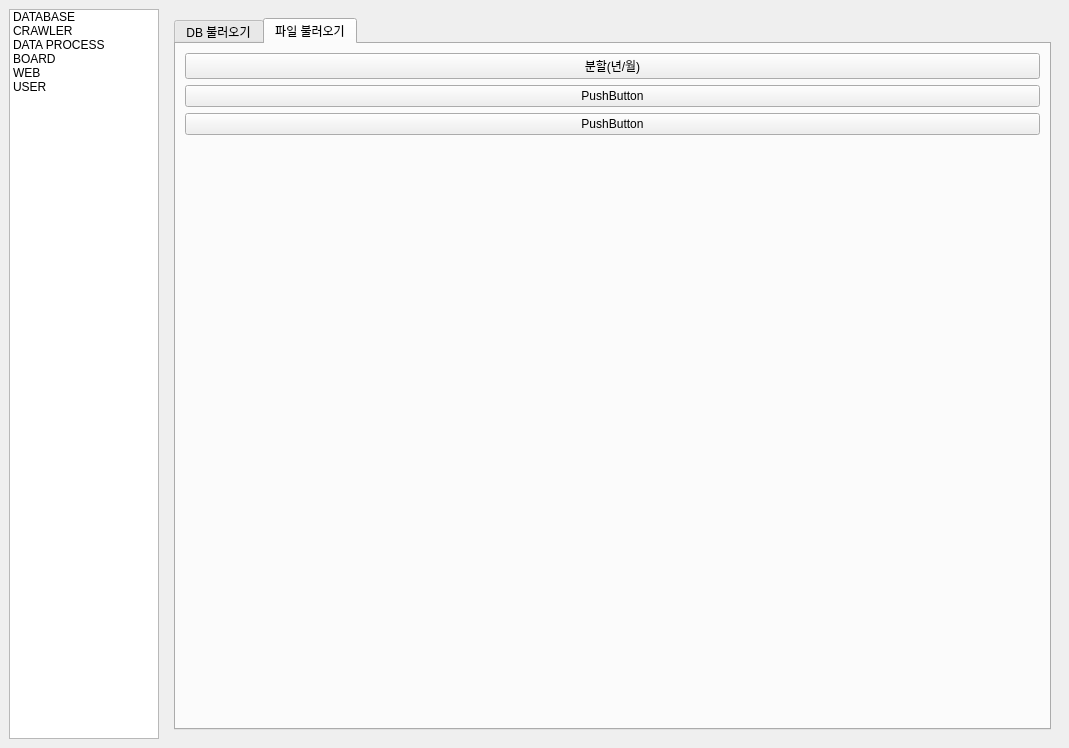
Before: the Qt Designer form MANAGER/BIGMACLAB_MANAGER_GUI.ui in yojun313/knpu, drawn with Qt 5.
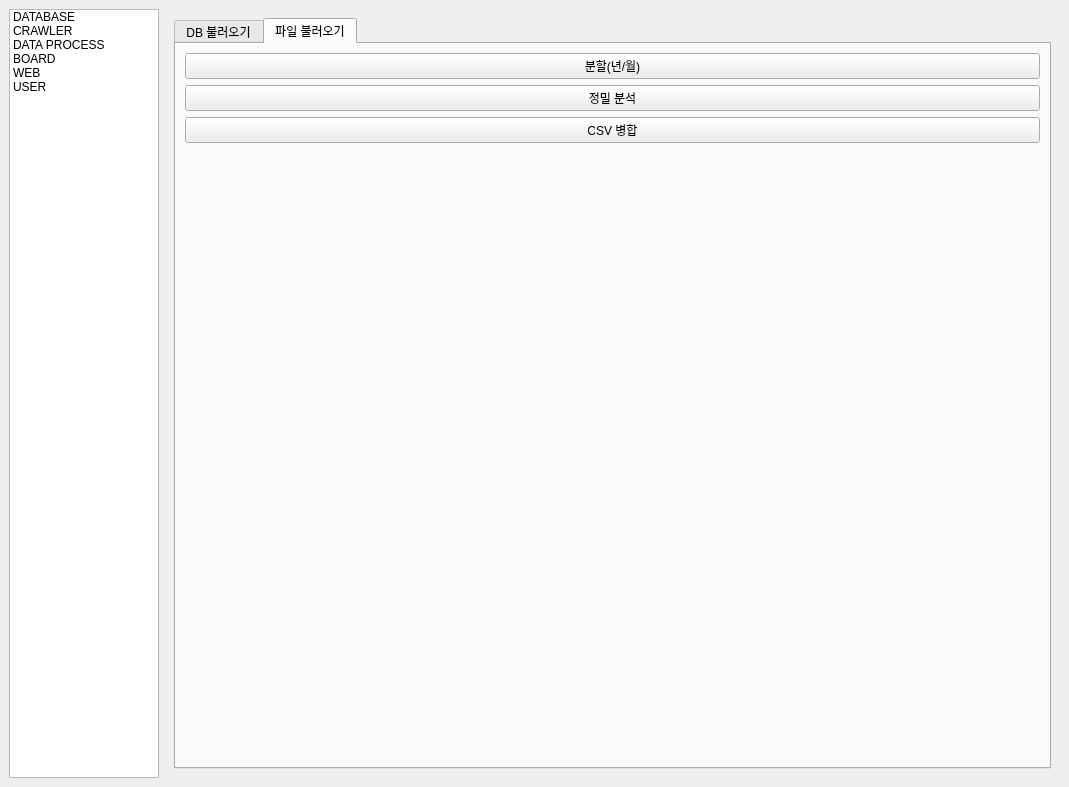
After: the same form once the commit is applied. The open tabs and pages were chosen to show the change.

```diff
--- a/MANAGER/BIGMACLAB_MANAGER_GUI.ui
+++ b/MANAGER/BIGMACLAB_MANAGER_GUI.ui
@@ -7,7 +7,7 @@
     <x>0</x>
     <y>0</y>
     <width>1069</width>
-    <height>748</height>
+    <height>787</height>
    </rect>
   </property>
   <property name="windowTitle">
@@ -266,14 +266,14 @@
                 <item>
                  <widget class="QPushButton" name="pushButton_5">
                   <property name="text">
-                   <string>PushButton</string>
+                   <string>정밀 분석</string>
                   </property>
                  </widget>
                 </item>
                 <item>
                  <widget class="QPushButton" name="pushButton_4">
                   <property name="text">
-                   <string>PushButton</string>
+                   <string>CSV 병합</string>
                   </property>
                  </widget>
                 </item>
```
Left out of the diff: 8 changed lines with no effect on the pictures.
